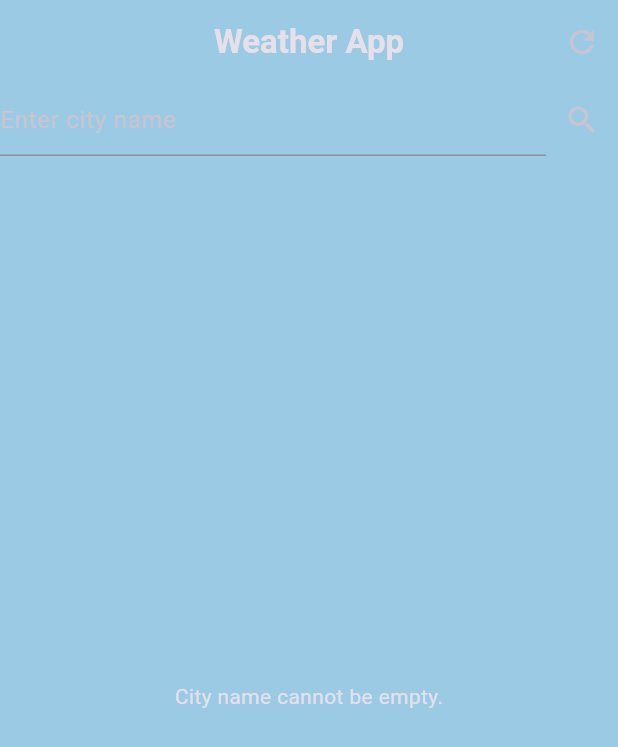
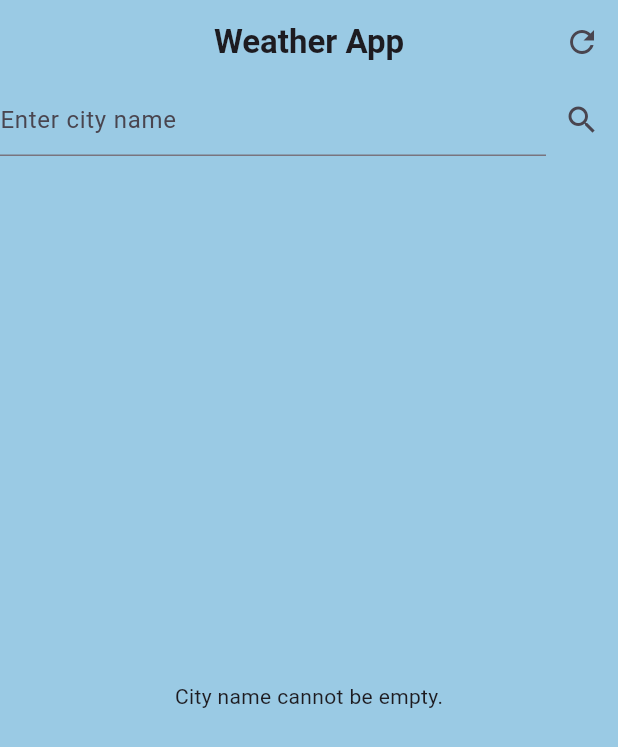
Before and after one commit to TUKASINGURA/WEATHER, a Flutter app: the screen it shows after launch, after a tap on the "search" icon, on a phone screen of 412 x 824 dp. Shown: the top 747 px of the screen. Run offline on Flutter 3.47's test engine with Material 3 defaults, Android fonts, the phone set to English and light mode, and no system bars; our stand-ins replace lottie; network calls fail.

Commit message:
THE NEW UI

```diff
--- a/lib/main.dart
+++ b/lib/main.dart
@@ -1,5 +1,5 @@
 import 'package:flutter/material.dart';
-import 'package:weather_app/weather_screen.dart';
+import 'splash_screen.dart';
 
 void main() {
   runApp(const MyApp());
@@ -17,8 +17,11 @@ class _MyAppState extends State<MyApp> {
   Widget build(BuildContext context) {
     return MaterialApp(
       debugShowCheckedModeBanner: false,
-      theme: ThemeData.dark(useMaterial3: true),
-      home: const WeatherScreen(),
+      title: 'Weather App',
+      theme: ThemeData(
+        primarySwatch: Colors.blue,
+      ),
+      home: SplashScreen(), // Set the SplashScreen as the home
     );
   }
 }
--- /dev/null
+++ b/lib/splash_screen.dart
@@ -0,0 +1,132 @@
+import 'package:flutter/material.dart';
+import 'package:lottie/lottie.dart';
+import 'package:weather_app/weather_screen.dart'; // Import your WeatherScreen
+
+class SplashScreen extends StatefulWidget {
+  @override
+  _SplashScreenState createState() => _SplashScreenState();
+}
+
+class _SplashScreenState extends State<SplashScreen>
+    with SingleTickerProviderStateMixin {
+  @override
+  void initState() {
+    super.initState();
+    _navigateToHome();
+  }
+
+  _navigateToHome() async {
+    await Future.delayed(Duration(seconds: 3), () {});
+    Navigator.pushReplacement(
+      context,
+      MaterialPageRoute(builder: (context) => WeatherScreen()),
+    );
+  }
+
+  @override
+  Widget build(BuildContext context) {
+    return Scaffold(
+      body: Center(
+        child:
+            Lottie.asset('assets/rain_animation.json', width: 200, height: 200),
+      ),
+    );
+  }
+}
+
+
+
+// import 'package:flutter/material.dart';
+
+// void main() {
+//   runApp(MyApp());
+// }
+
+// class MyApp extends StatelessWidget {
+//   @override
+//   Widget build(BuildContext context) {
+//     return MaterialApp(
+//       home: SplashScreen(),
+//     );
+//   }
+// }
+
+// class SplashScreen extends StatefulWidget {
+//   @override
+//   _SplashScreenState createState() => _SplashScreenState();
+// }
+
+// class _SplashScreenState extends State<SplashScreen>
+//     with SingleTickerProviderStateMixin {
+//   late AnimationController _controller;
+//   late Animation<double> _animation;
+
+//   @override
+//   void initState() {
+//     super.initState();
+//     _controller = AnimationController(
+//       duration: const Duration(seconds: 2),
+//       vsync: this,
+//     )..forward();
+
+//     _animation = Tween<double>(begin: 0.0, end: 1.0).animate(_controller);
+
+//     // Navigate to the next screen after the animation completes
+//     _controller.addStatusListener((status) {
+//       if (status == AnimationStatus.completed) {
+//         Future.delayed(Duration(seconds: 1), () {
+//           Navigator.of(context).pushReplacement(
+//             MaterialPageRoute(builder: (context) => HomeScreen()),
+//           );
+//         });
+//       }
+//     });
+//   }
+
+//   @override
+//   void dispose() {
+//     _controller.dispose();
+//     super.dispose();
+//   }
+
+//   @override
+//   Widget build(BuildContext context) {
+//     return Scaffold(
+//       body: Stack(
+//         children: [
+//           // Background Image
+//           Image.asset(
+//             'assets/background.jpg', // Your background image
+//             fit: BoxFit.cover,
+//             width: double.infinity,
+//             height: double.infinity,
+//           ),
+//           // Animated Text
+//           FadeTransition(
+//             opacity: _animation,
+//             child: Center(
+//               child: Text(
+//                 'Welcome to My App',
+//                 style: TextStyle(
+//                   fontSize: 32,
+//                   color: Colors.white,
+//                   fontWeight: FontWeight.bold,
+//                 ),
+//               ),
+//             ),
+//           ),
+//         ],
+//       ),
+//     );
+//   }
+// }
+
+// class HomeScreen extends StatelessWidget {
+//   @override
+//   Widget build(BuildContext context) {
+//     return Scaffold(
+//       appBar: AppBar(title: Text('Home Screen')),
+//       body: Center(child: Text('This is the home screen!')),
+//     );
+//   }
+// }
--- a/lib/weather_screen.dart
+++ b/lib/weather_screen.dart
@@ -230,7 +230,7 @@ class _WeatherScreenState extends State<WeatherScreen> {
                           const SizedBox(height: 10),
                           const Center(
                             child: Text(
-                              "© 2024 Almagsoft Tech Solutions",
+                              "© 2024 Amalgsoft Tech Solutions",
                               style: TextStyle(
                                 fontSize: 24,
                                 fontWeight: FontWeight.bold,
--- a/pubspec.yaml
+++ b/pubspec.yaml
@@ -41,6 +41,7 @@ dependencies:
   cached_network_image: ^3.3.1
   flutter_spinkit: ^5.2.1
   lottie: ^3.1.2
+
 
 dev_dependencies:
   flutter_test:
```
